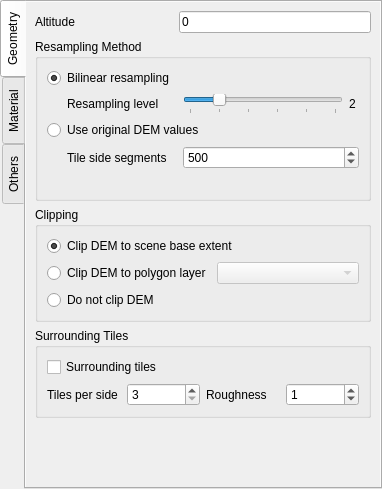
Qt form gui/ui/demproperties.ui (minorua/Qgis2threejs) before a commit.
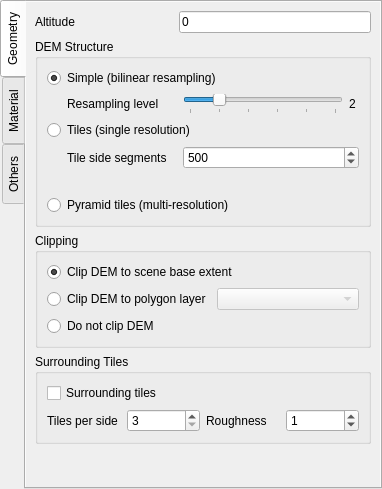
The same form after that commit. Custom widgets are drawn as their Qt base class.

Commit message:
add pyramid tiles mode to DEM
- rename "Resampling Method" group to "DEM structure"
- rename "Bilinear resampling" to "Simple" and "Use original DEM values" to "Tiles"
- add Tileset class
- change tile generation origin to bottom-left
- use tileset to generate tiles in Tiles mode as well

What changed in the file:
```diff
--- a/gui/ui/demproperties.ui
+++ b/gui/ui/demproperties.ui
@@ -64,8 +64,8 @@
            <rect>
             <x>0</x>
             <y>0</y>
-            <width>352</width>
-            <height>483</height>
+            <width>340</width>
+            <height>498</height>
            </rect>
           </property>
           <layout class="QVBoxLayout" name="verticalLayout_3">
@@ -96,13 +96,13 @@
            <item>
             <widget class="QGroupBox" name="groupBoxResampMethod">
              <property name="title">
-              <string>Resampling Method</string>
+              <string>DEM Structure</string>
              </property>
              <layout class="QVBoxLayout" name="verticalLayout_5">
               <item>
                <widget class="QRadioButton" name="radioButton_Resampling">
                 <property name="text">
-                 <string>Bilinear resampling</string>
+                 <string>Simple (bilinear resampling)</string>
                 </property>
                 <property name="checked">
                  <bool>true</bool>
@@ -173,7 +173,7 @@
               <item>
                <widget class="QRadioButton" name="radioButton_OriginalValues">
                 <property name="text">
-                 <string>Use original DEM values</string>
+                 <string>Tiles (single resolution)</string>
                 </property>
                </widget>
               </item>
@@ -223,6 +223,13 @@
                 </item>
                </layout>
               </item>
+              <item>
+               <widget class="QRadioButton" name="radioButton_Pyramid">
+                <property name="text">
+                 <string>Pyramid tiles (multi-resolution)</string>
+                </property>
+               </widget>
+              </item>
              </layout>
             </widget>
            </item>
```
Left out of the diff: 5 changed lines with no effect on the pictures. The commit also changes 18 other files.
